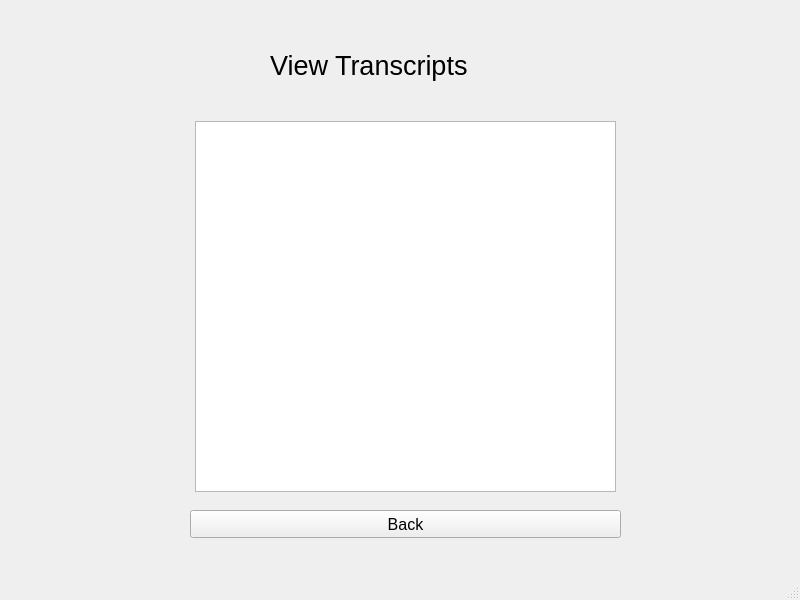
First picture: the form in GUI_ViewTranscripts.ui, repository nwaaf20050-netizen/EE202_Course_Project, before the edit.
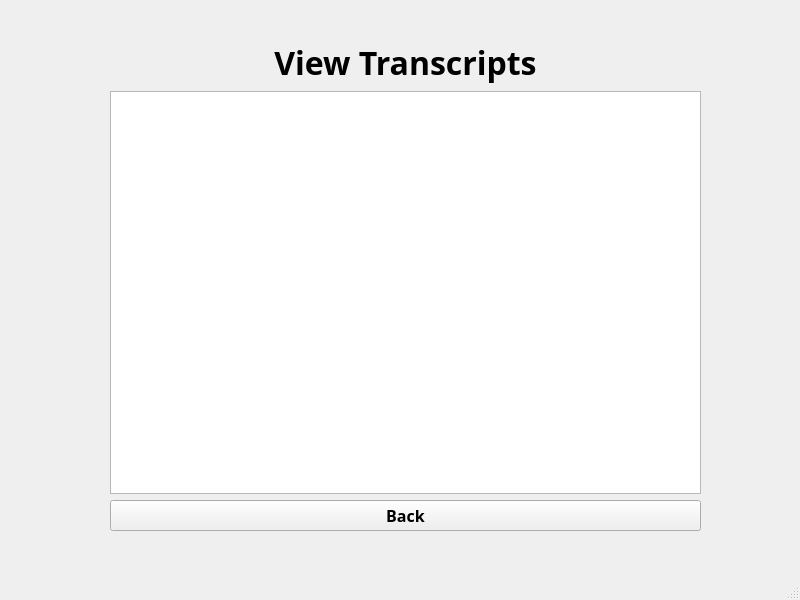
Second picture: the form after the edit.

Diff of the .ui file:
```diff
--- a/GUI_ViewTranscripts.ui
+++ b/GUI_ViewTranscripts.ui
@@ -19,46 +19,48 @@
    <string>MainWindow</string>
   </property>
   <widget class="QWidget" name="centralwidget">
-   <widget class="QPushButton" name="pushButton_Back">
+   <widget class="QWidget" name="verticalLayoutWidget">
     <property name="geometry">
      <rect>
-      <x>190</x>
-      <y>510</y>
-      <width>431</width>
-      <height>28</height>
+      <x>110</x>
+      <y>40</y>
+      <width>591</width>
+      <height>491</height>
      </rect>
     </property>
-    <property name="text">
-     <string>Back</string>
-    </property>
-   </widget>
-   <widget class="QTableView" name="TextBr">
-    <property name="geometry">
-     <rect>
-      <x>195</x>
-      <y>121</y>
-      <width>421</width>
-      <height>371</height>
-     </rect>
-    </property>
-   </widget>
+    <layout class="QVBoxLayout" name="verticalLayout">
+     <item>
    <widget class="QLabel" name="label">
-    <property name="geometry">
-     <rect>
-      <x>270</x>
-      <y>0</y>
-      <width>241</width>
-      <height>131</height>
-     </rect>
-    </property>
     <property name="font">
      <font>
+         <family>Rockwell</family>
       <pointsize>20</pointsize>
      </font>
     </property>
     <property name="text">
-     <string>View Transcripts</string>
-    </property>
+        <string>&lt;html&gt;&lt;head/&gt;&lt;body&gt;&lt;p align=&quot;center&quot;&gt;&lt;span style=&quot; font-size:24pt; font-weight:600;&quot;&gt;View Transcripts&lt;/span&gt;&lt;/p&gt;&lt;/body&gt;&lt;/html&gt;</string>
+       </property>
+      </widget>
+     </item>
+     <item>
+      <widget class="QTableView" name="TextBr"/>
+     </item>
+     <item>
+      <widget class="QPushButton" name="pushButton_Back">
+       <property name="font">
+        <font>
+         <family>Rockwell</family>
+         <pointsize>12</pointsize>
+         <weight>75</weight>
+         <bold>true</bold>
+        </font>
+       </property>
+       <property name="text">
+        <string>Back</string>
+       </property>
+      </widget>
+     </item>
+    </layout>
    </widget>
   </widget>
   <widget class="QMenuBar" name="menubar">
```
Left out of the diff: 2 changed lines with no effect on the pictures. Lines whose indentation alone changed are shown as unchanged.
